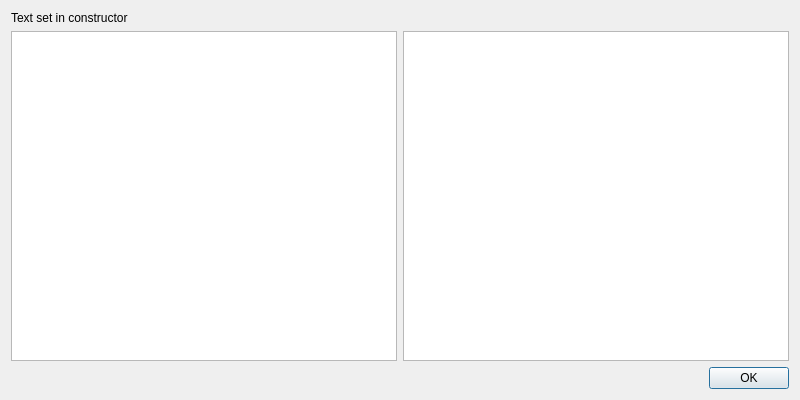
Before: the Qt Designer form src/qmapshack/gis/search/ISearchExplanationDialog.ui in Maproom/qmapshack, drawn with Qt 5.
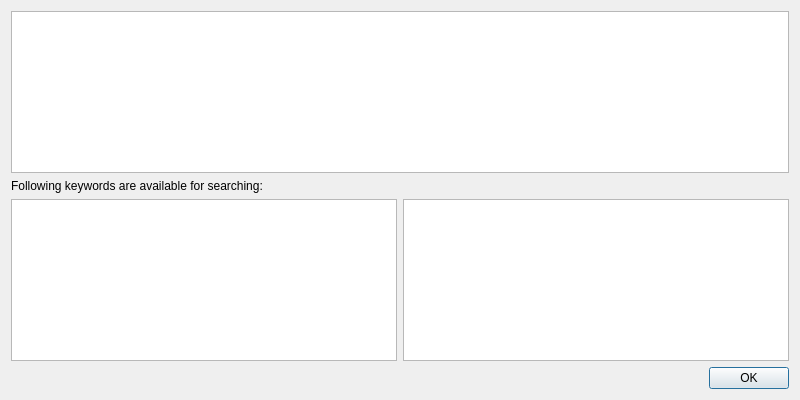
After: the same form once the commit is applied. Icons and pictures are not drawn.

Commit message: Improve help window readability

```diff
--- a/src/qmapshack/gis/search/ISearchExplanationDialog.ui
+++ b/src/qmapshack/gis/search/ISearchExplanationDialog.ui
@@ -25,12 +25,12 @@
   </property>
   <layout class="QVBoxLayout" name="verticalLayout">
    <item>
-    <widget class="QLabel" name="labelExplanation">
+    <widget class="QTextBrowser" name="textBrowserExplanation"/>
+   </item>
+   <item>
+    <widget class="QLabel" name="label">
      <property name="text">
-      <string>&lt;html&gt;&lt;head/&gt;&lt;body&gt;&lt;p&gt;Text set in constructor&lt;/p&gt;&lt;/body&gt;&lt;/html&gt;</string>
-     </property>
-     <property name="wordWrap">
-      <bool>true</bool>
+      <string>Following keywords are available for searching:</string>
      </property>
     </widget>
    </item>
```
The commit also changes 1 other file.
